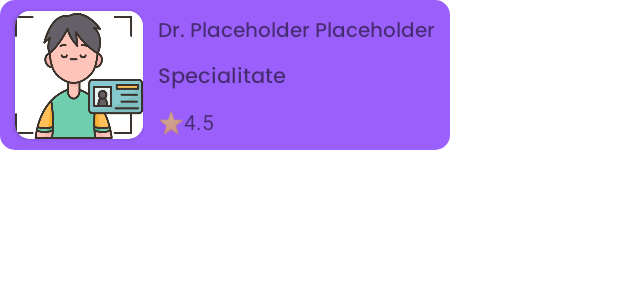
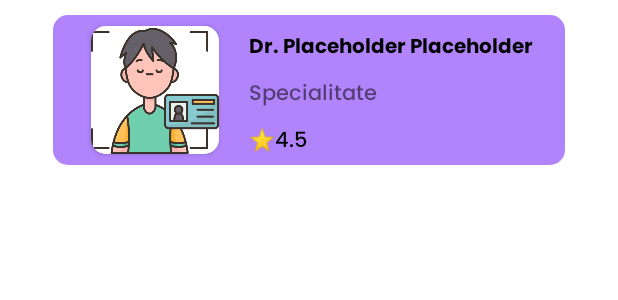
Before and after one commit to MarioBujor2001/CliniqueMedicalApp, an Android app: the layout medic_item.xml on its own in the app's theme, with its tools: preview values and no code run, on a phone screen of 412 x 824 dp. Shown: the top 300 px of the screen. Run offline under Robolectric (Android 15) with nearby library versions, the phone set to English and light mode, and no system bars; network calls fail.

Commit message:
added medics functionality and glide

```diff
--- a/app/build.gradle
+++ b/app/build.gradle
@@ -30,7 +30,8 @@
 }
 
 dependencies {
-
+    implementation 'com.github.bumptech.glide:glide:4.13.2'
+    annotationProcessor 'com.github.bumptech.glide:compiler:4.13.2'
     implementation 'androidx.appcompat:appcompat:1.5.1'
     implementation 'com.google.android.material:material:1.7.0'
     implementation 'com.google.firebase:firebase-auth:21.1.0'
--- a/app/src/main/java/com/example/licenta/Models/Medic.java
+++ b/app/src/main/java/com/example/licenta/Models/Medic.java
@@ -53,7 +53,7 @@
 
     @Override
     public String toString() {
-        return "Medic{" +
+        return super.toString()+"Medic{" +
                 "specialitati=" + specialitati +
                 ", vechime=" + vechime +
                 ", rating=" + rating +
--- a/app/src/main/res/layout/medic_item.xml
+++ b/app/src/main/res/layout/medic_item.xml
@@ -2,22 +2,25 @@
 <androidx.cardview.widget.CardView xmlns:android="http://schemas.android.com/apk/res/android"
     xmlns:app="http://schemas.android.com/apk/res-auto"
     xmlns:tools="http://schemas.android.com/tools"
-    android:layout_width="300dp"
+    android:layout_width="match_parent"
     android:layout_height="100dp"
     app:cardCornerRadius="10dp"
-    android:elevation="12dp">
+    android:elevation="12dp"
+    android:layout_marginStart="35dp"
+    android:layout_marginEnd="35dp"
+    android:layout_marginTop="10dp">
 
     <androidx.constraintlayout.widget.ConstraintLayout
         android:layout_width="match_parent"
         android:layout_height="match_parent"
-        android:background="@color/themeViolet">
+        android:background="@color/CardBackgroudn">
 
         <!--        picture-->
         <androidx.cardview.widget.CardView
             android:id="@+id/cardView4"
             android:layout_width="wrap_content"
             android:layout_height="wrap_content"
-            android:layout_marginStart="10dp"
+            android:layout_marginStart="25dp"
             android:elevation="12dp"
             app:cardCornerRadius="10dp"
             app:layout_constraintBottom_toBottomOf="parent"
@@ -30,6 +33,7 @@
                 android:id="@+id/imgMedicProfile"
                 android:layout_width="85dp"
                 android:layout_height="85dp"
+                android:scaleType="centerInside"
                 android:src="@drawable/profile_pic_placeholder"
                 app:layout_constraintBottom_toBottomOf="parent"
                 app:layout_constraintEnd_toEndOf="parent"
@@ -41,11 +45,14 @@
             android:id="@+id/txtMedicName"
             android:layout_width="wrap_content"
             android:layout_height="wrap_content"
+            android:layout_marginStart="20dp"
             android:layout_marginTop="10dp"
-            android:fontFamily="@font/poppins_medium"
+            android:fontFamily="@font/poppins_bold"
             android:text="@string/dr_name"
+            android:textColor="#000000"
             android:textSize="13sp"
             app:layout_constraintEnd_toEndOf="parent"
+            app:layout_constraintHorizontal_bias="0.0"
             app:layout_constraintStart_toEndOf="@+id/cardView4"
             app:layout_constraintTop_toTopOf="parent" />
 
@@ -64,7 +71,9 @@
             android:layout_width="wrap_content"
             android:layout_height="wrap_content"
             android:layout_marginTop="7dp"
+            android:fontFamily="@font/poppins_medium"
             android:text="@string/_4_5"
+            android:textColor="#000000"
             app:layout_constraintStart_toStartOf="@+id/txtMedicSpec"
             app:layout_constraintTop_toBottomOf="@+id/txtMedicSpec" />
 
```
Also changed, not shown: app/src/main/java/com/example/licenta/MainActivity.java (+7 -1 lines), app/src/main/java/com/example/licenta/MedicAdapter.java (+17 -10 lines), app/src/main/java/com/example/licenta/MedicsListActivity.java (+44 -2 lines), app/src/main/res/layout/activity_main.xml (+5 -5 lines), app/src/main/res/layout/activity_medics_list.xml (+8 -2 lines), app/src/main/res/drawable/medics_background.png (added).
